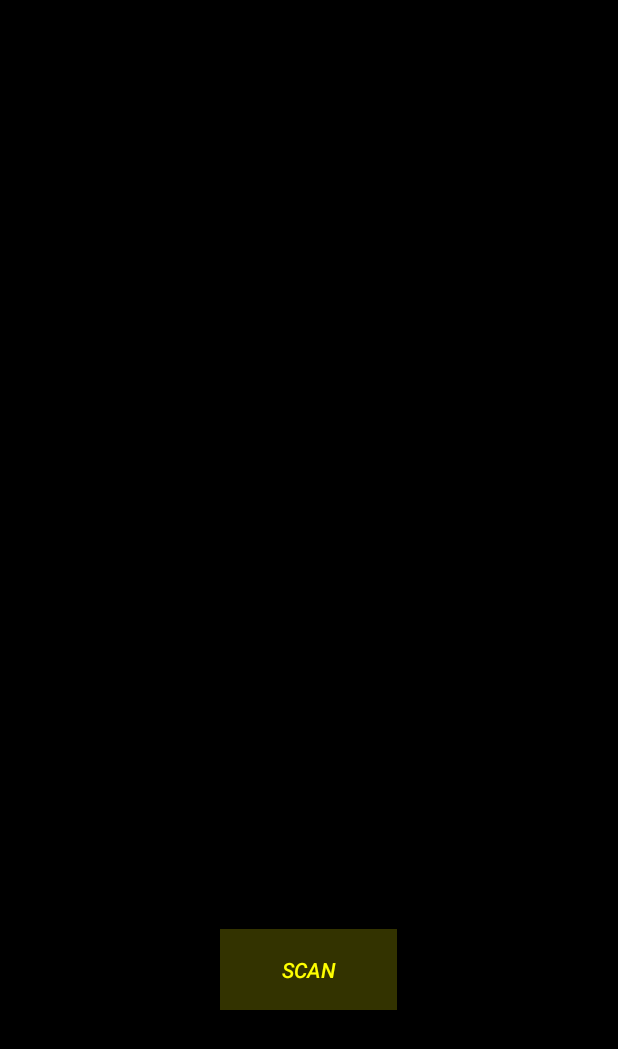
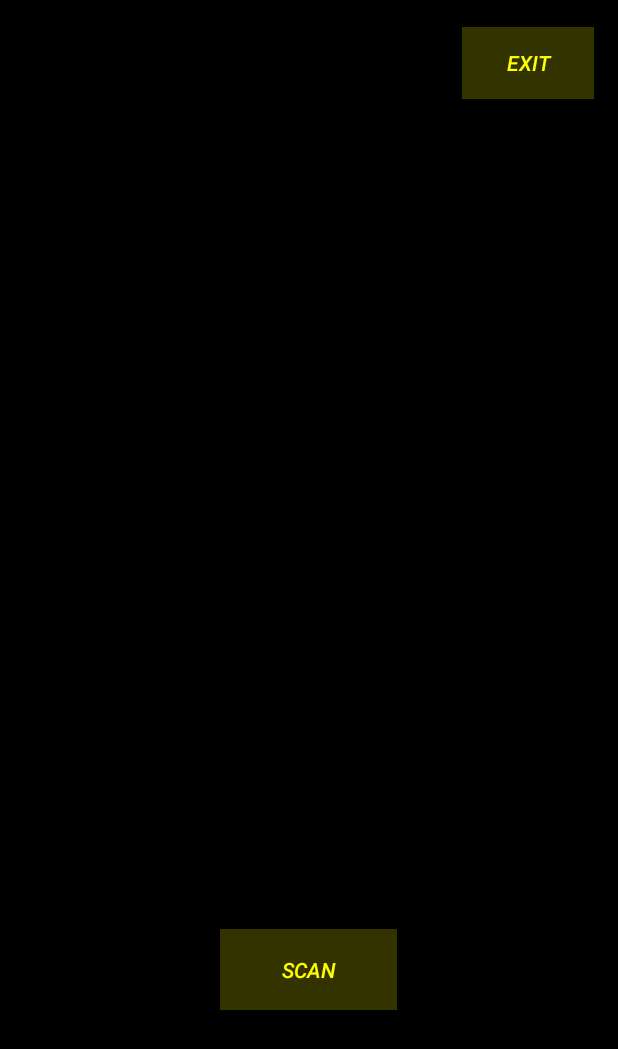
Before and after one commit to sanith41/attendence_full_dev, an Android app: the scanning screen opened directly, with no data from a screen before it, on a phone screen of 412 x 824 dp. Shown: the top 1049 px of the screen. Run offline under Robolectric (Android 15) with nearby library versions, the phone set to English and light mode, and no system bars; libraries missing offline, so code that uses them is left out: com.google.zxing.integration; 1 statement that could not run was skipped.

Commit message:
added functionality to prevent duplicate attendence entry

```diff
--- a/app/src/main/AndroidManifest.xml
+++ b/app/src/main/AndroidManifest.xml
@@ -16,7 +16,7 @@
         android:theme="@style/Theme.Attendence_full_dev"
         tools:targetApi="31">
         <activity
-            android:name=".dbconnection"
+            android:name=".databasemng"
             android:exported="false">
             <meta-data
                 android:name="android.app.lib_name"
--- a/app/src/main/java/com/example/attendence_full_dev/MainActivity.java
+++ b/app/src/main/java/com/example/attendence_full_dev/MainActivity.java
@@ -7,9 +7,11 @@ import android.os.Bundle;
 import android.view.View;
 import android.widget.Button;
 import android.widget.RadioButton;
+import android.widget.TextView;
 
 public class MainActivity extends AppCompatActivity {
     Button student,admin;
+    TextView t;
 
 
 
@@ -21,6 +23,8 @@ public class MainActivity extends AppCompatActivity {
         setContentView(R.layout.activity_main);
         student=findViewById(R.id.student);
         admin=findViewById(R.id.admin);
+        t=findViewById(R.id.textView);
+        t.setSelected(true);
 
 
         //
--- a/app/src/main/java/com/example/attendence_full_dev/scanning.java
+++ b/app/src/main/java/com/example/attendence_full_dev/scanning.java
@@ -23,9 +23,13 @@ import java.sql.Statement;
 import java.util.ArrayList;
 
 public class scanning extends AppCompatActivity implements OnClickListener {
-    Button scan;
+    Button scan,exit;
     TextView messageText,test;
     String input;
+    ArrayList<String> checkduplicate = new ArrayList<>();
+
+
+
 
     @Override
     protected void onCreate(Bundle savedInstanceState) {
@@ -37,6 +41,9 @@ public class scanning extends AppCompatActivity implements OnClickListener {
         scan = findViewById(R.id.scan);
         messageText = findViewById(R.id.t1);
         test = findViewById(R.id.test);
+        exit=findViewById(R.id.exit);
+
+
 
         input = (String)getIntent().getExtras().getSerializable("key");
         //Toast.makeText(scanning.this,input, Toast.LENGTH_SHORT).show();
@@ -46,6 +53,14 @@ public class scanning extends AppCompatActivity implements OnClickListener {
 
         // adding listener to the button
         scan.setOnClickListener(this);
+        exit.setOnClickListener(new OnClickListener() {
+            @Override
+            public void onClick(View v) {
+                checkduplicate.clear();
+                startActivity(new Intent(getApplicationContext(),login.class));
+
+            }
+        });
 
 
 
@@ -88,13 +103,13 @@ public class scanning extends AppCompatActivity implements OnClickListener {
              String[] arr=qr.split("%");
              String table=arr[0];
              System.out.println(table);
-             String usn=arr[1];
+             String usnt=arr[1];
              String name=arr[2];
                // test.setText(usn+" "+name+" "+table);
                 String[] tablename=table.split("//");
                 String shit=tablename[0];
                 String branch=tablename[1];
-                test.setText(usn+" "+name+" "+branch);
+                test.setText(usnt+" "+name+" "+branch);
 
 
 
@@ -103,20 +118,28 @@ public class scanning extends AppCompatActivity implements OnClickListener {
                 Connection connection = c.conclass();
                 if(c!=null){
                     try {
+
                         //coreection here
-                       ArrayList<String> checkduplicate = new ArrayList<String>();
-                       Boolean t=checkduplicate.contains(usn);
+                        Boolean t;
+                        t=checkduplicate.contains(usnt);
+                        System.out.println(t);
 
-                            if (t=true) {
-                                Toast.makeText(this, "duplicate entires not allowed", Toast.LENGTH_SHORT).show();
+                            if (t==true) {
+                                Toast.makeText(this, "duplicate entries not allowed", Toast.LENGTH_SHORT).show();
                             }
                             else{
-                                String check = "UPDATE "+branch+" SET "+input+" = "+input+"+1 WHERE usn='"+usn+"';";
+                                checkduplicate.add(usnt);
+                                String check = "UPDATE "+branch+" SET "+input+"="+input+"+1 WHERE usn='"+usnt+"';";
                                 Statement smt2 = connection.createStatement();
                                 ResultSet set2 = smt2.executeQuery(check);
                                 System.out.println(set2);
-                                checkduplicate.add(usn);
+
+
+
+
+
                             }
+
 
 
 
--- a/app/src/main/res/layout/activity_scanning.xml
+++ b/app/src/main/res/layout/activity_scanning.xml
@@ -25,8 +25,9 @@
         android:layout_width="118dp"
         android:layout_height="54dp"
         android:background="@color/blackish"
+        android:textColor="@color/yellow"
         android:text="SCAN"
-        android:textColor="@color/yellow"
+
         android:textStyle="italic"
         app:layout_constraintBottom_toBottomOf="parent"
         app:layout_constraintEnd_toEndOf="parent"
@@ -49,4 +50,19 @@
         app:layout_constraintTop_toTopOf="parent"
         app:layout_constraintVertical_bias="0.601" />
 
+    <Button
+        android:id="@+id/exit"
+        android:layout_width="wrap_content"
+        android:layout_height="wrap_content"
+        android:text="EXIT"
+        android:textStyle="italic"
+        android:background="@color/blackish"
+        android:textColor="@color/yellow"
+        app:layout_constraintBottom_toBottomOf="parent"
+        app:layout_constraintEnd_toEndOf="parent"
+        app:layout_constraintHorizontal_bias="0.95"
+        app:layout_constraintStart_toStartOf="parent"
+        app:layout_constraintTop_toTopOf="parent"
+        app:layout_constraintVertical_bias="0.023" />
+
 </androidx.constraintlayout.widget.ConstraintLayout>
```
Also changed, not shown: app/src/main/res/layout/activity_login.xml (+31 -11 lines), app/src/main/res/layout/activity_main.xml (+33 -13 lines).
